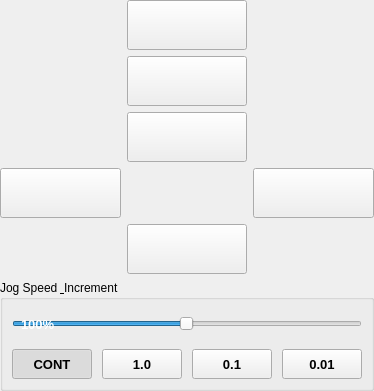
Old version of the form thorcnc/widgets/jog_panel.ui in the repository Moshkopp/ThorCNC.
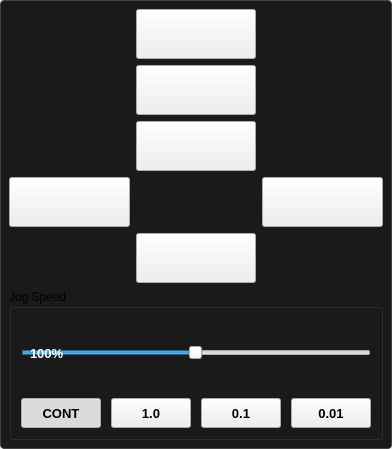
New version of the form.

Commit message: refactor: update UI styling with consistent frame borders, backgrounds, and layout margins across main window and widgets

```diff
--- a/thorcnc/widgets/jog_panel.ui
+++ b/thorcnc/widgets/jog_panel.ui
@@ -10,19 +10,22 @@
          <property name="currentIndex">
           <number>0</number>
          </property>
-         <widget class="QWidget" name="jog_xyz">
+         <widget class="QFrame" name="jog_xyz">
+          <property name="styleSheet">
+           <string>QFrame#jog_xyz { border: 1px solid #444; border-radius: 4px; background-color: #1a1a1a; }</string>
+          </property>
           <layout class="QGridLayout" name="jogGridLayout">
            <property name="leftMargin">
-            <number>0</number>
+            <number>8</number>
            </property>
            <property name="topMargin">
-            <number>0</number>
+            <number>8</number>
            </property>
            <property name="rightMargin">
-            <number>0</number>
+            <number>8</number>
            </property>
            <property name="bottomMargin">
-            <number>0</number>
+            <number>8</number>
            </property>
            <item row="0" column="1">
             <widget class="QPushButton" name="z_plus_jogbutton_3">
@@ -123,12 +126,28 @@
            <item row="5" column="0" colspan="3">
             <widget class="QGroupBox" name="jogBox">
              <property name="title">
-              <string>Jog Speed &amp; Increment</string>
+              <string>Jog Speed</string>
              </property>
              <layout class="QVBoxLayout">
               <property name="spacing">
                <number>10</number>
               </property>
+              <item>
+               <spacer name="topSpacer">
+                <property name="orientation">
+                 <enum>Qt::Orientation::Vertical</enum>
+                </property>
+                <property name="sizeType">
+                 <enum>QSizePolicy::Policy::Fixed</enum>
+                </property>
+                <property name="sizeHint" stdset="0">
+                 <size>
+                  <width>20</width>
+                  <height>20</height>
+                 </size>
+                </property>
+               </spacer>
+              </item>
               <item>
                <layout class="QGridLayout">
                 <property name="margin">
@@ -178,7 +197,23 @@
                </layout>
               </item>
               <item>
-               <layout class="QHBoxLayout">
+                <spacer name="verticalSpacer">
+                 <property name="orientation">
+                  <enum>Qt::Orientation::Vertical</enum>
+                 </property>
+                 <property name="sizeType">
+                  <enum>QSizePolicy::Policy::Fixed</enum>
+                 </property>
+                 <property name="sizeHint" stdset="0">
+                  <size>
+                   <width>20</width>
+                   <height>20</height>
+                  </size>
+                 </property>
+                </spacer>
+               </item>
+               <item>
+                <layout class="QHBoxLayout">
                 <item>
                  <widget class="QPushButton" name="btn_jog_cont">
                   <property name="minimumSize">
```
The commit also changes 9 other files.
